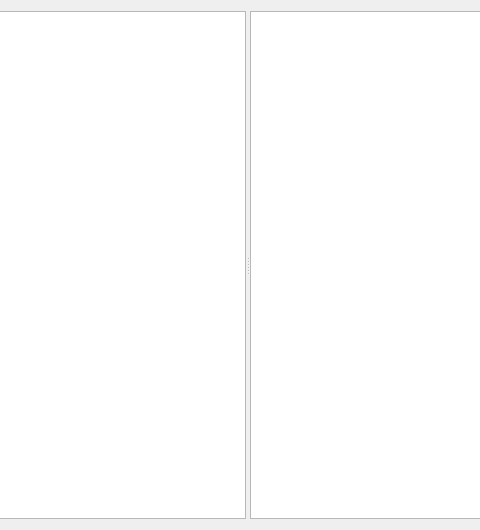
Old version of the form easytrader/makeorder.ui in the repository unit-xx/xfiles; both pictures show x 113 to 593 and y 0 to 530 of the 960 by 530 pixel window.
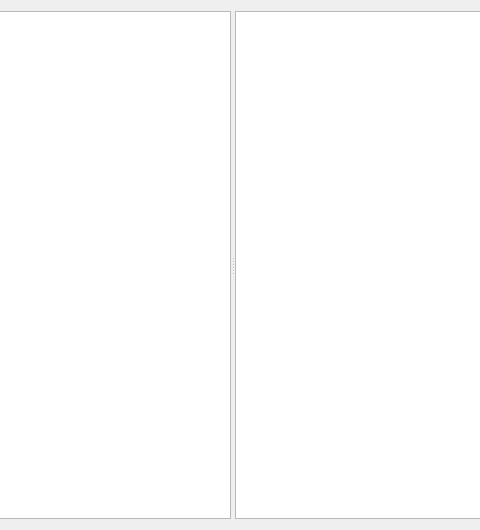
New version of the form.

```diff
--- a/easytrader/makeorder.ui
+++ b/easytrader/makeorder.ui
@@ -28,8 +28,8 @@
      </property>
      <widget class="QTableView" name="tableView">
       <property name="sizePolicy">
-       <sizepolicy hsizetype="Fixed" vsizetype="Expanding">
-        <horstretch>1</horstretch>
+       <sizepolicy hsizetype="Maximum" vsizetype="Expanding">
+        <horstretch>2</horstretch>
         <verstretch>0</verstretch>
        </sizepolicy>
       </property>
```
Left out of the diff: 3 changed lines with no effect on the pictures.
